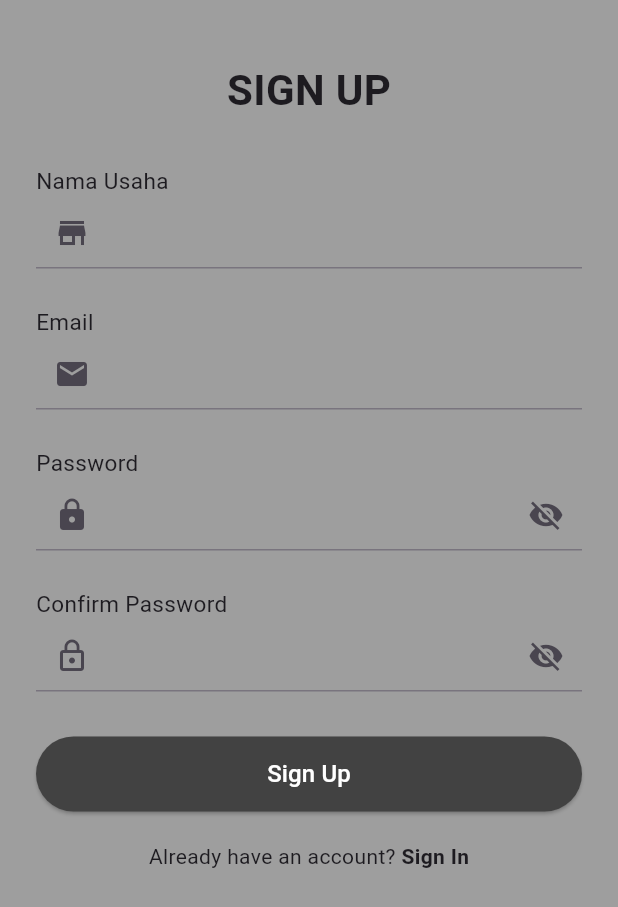
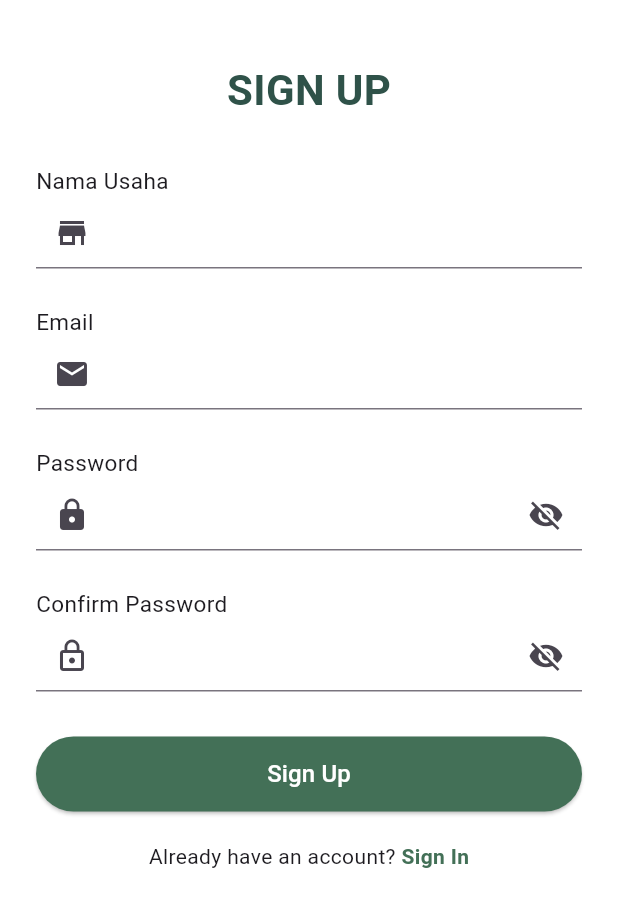
Before and after one commit to arun1ka4/Debt-Note_2, a Flutter app: the screen it shows after launch, after a tap on "Sign Up", on a phone screen of 412 x 824 dp. Shown: the top 907 px of the screen. Run offline on Flutter 3.47's test engine with Material 3 defaults, Android fonts, the phone set to English and light mode, and no system bars; our stand-ins replace flutter_dotenv, supabase_flutter; accounts and stored records are empty.

Commit message:
warna ui aplikasi dan hapus env

```diff
--- a/lib/pages/login_page.dart
+++ b/lib/pages/login_page.dart
@@ -31,7 +31,6 @@ class _LoginPageState extends State<LoginPage> {
   Future<void> login() async {
     setState(() => isLoading = true);
     try {
-      // Login dengan Supabase Auth
       final response = await supabase.auth.signInWithPassword(
         email: emailController.text.trim(),
         password: passwordController.text.trim(),
@@ -47,7 +46,6 @@ class _LoginPageState extends State<LoginPage> {
         return;
       }
 
-      // Ambil data nama_usaha dari tabel users berdasarkan auth_id
       final userData = await supabase
           .from('users')
           .select()
@@ -98,7 +96,7 @@ class _LoginPageState extends State<LoginPage> {
   @override
   Widget build(BuildContext context) {
     return Scaffold(
-      backgroundColor: Colors.grey,
+      backgroundColor: Colors.white,
       body: SafeArea(
         child: SingleChildScrollView(
           child: Padding(
@@ -115,6 +113,7 @@ class _LoginPageState extends State<LoginPage> {
                       style: TextStyle(
                         fontSize: 28,
                         fontWeight: FontWeight.bold,
+                        color: Color(0xFF2F5249),
                       ),
                     ),
                   ),
@@ -173,8 +172,11 @@ class _LoginPageState extends State<LoginPage> {
                     child: TextButton(
                       onPressed: () {},
                       child: const Text(
-                        "Forgot Password",
-                        style: TextStyle(fontSize: 12),
+                        "Forgot Password", //* belum ada fiturnya, untuk projek sendiri
+                        style: TextStyle(
+                          fontSize: 12,
+                          color: Color(0xFF437057),
+                        ),
                       ),
                     ),
                   ),
@@ -184,7 +186,7 @@ class _LoginPageState extends State<LoginPage> {
                     height: 50,
                     child: ElevatedButton(
                       style: ElevatedButton.styleFrom(
-                        backgroundColor: Colors.grey,
+                        backgroundColor: Color(0xFF437057),
                         shape: RoundedRectangleBorder(
                           borderRadius: BorderRadius.circular(30),
                         ),
@@ -201,7 +203,10 @@ class _LoginPageState extends State<LoginPage> {
                             )
                           : const Text(
                               "Sign In",
-                              style: TextStyle(fontSize: 16),
+                              style: TextStyle(
+                                fontSize: 16,
+                                color: Colors.white,
+                              ),
                             ),
                     ),
                   ),
@@ -222,7 +227,10 @@ class _LoginPageState extends State<LoginPage> {
                           },
                           child: const Text(
                             "Sign Up",
-                            style: TextStyle(fontWeight: FontWeight.bold),
+                            style: TextStyle(
+                              fontWeight: FontWeight.bold,
+                              color: Color(0xFF437057),
+                            ),
                           ),
                         ),
                       ],
--- a/lib/pages/register_page.dart
+++ b/lib/pages/register_page.dart
@@ -69,15 +69,15 @@ class _RegisterPageState extends State<RegisterPage> {
       );
     } on AuthException catch (e) {
       if (mounted) {
-        ScaffoldMessenger.of(context).showSnackBar(
-          SnackBar(content: Text("Gagal register: ${e.message}")),
-        );
+        ScaffoldMessenger.of(
+          context,
+        ).showSnackBar(SnackBar(content: Text("Gagal register: ${e.message}")));
       }
     } catch (e) {
       if (mounted) {
-        ScaffoldMessenger.of(context).showSnackBar(
-          SnackBar(content: Text("Terjadi kesalahan: $e")),
-        );
+        ScaffoldMessenger.of(
+          context,
+        ).showSnackBar(SnackBar(content: Text("Terjadi kesalahan: $e")));
       }
     } finally {
       if (mounted) setState(() => isLoading = false);
@@ -93,7 +93,7 @@ class _RegisterPageState extends State<RegisterPage> {
   @override
   Widget build(BuildContext context) {
     return Scaffold(
-      backgroundColor: Colors.grey,
+      backgroundColor: Colors.white,
       body: SafeArea(
         child: SingleChildScrollView(
           child: Padding(
@@ -110,6 +110,7 @@ class _RegisterPageState extends State<RegisterPage> {
                       style: TextStyle(
                         fontSize: 28,
                         fontWeight: FontWeight.bold,
+                        color: Color(0xFF2F5249),
                       ),
                     ),
                   ),
@@ -142,8 +143,9 @@ class _RegisterPageState extends State<RegisterPage> {
                       if (value == null || value.isEmpty) {
                         return "Email wajib diisi";
                       }
-                      if (!RegExp(r'^[\w-.]+@([\w-]+\.)+[\w-]{2,4}$')
-                          .hasMatch(value)) {
+                      if (!RegExp(
+                        r'^[\w-.]+@([\w-]+\.)+[\w-]{2,4}$',
+                      ).hasMatch(value)) {
                         return "Format email tidak valid";
                       }
                       return null;
@@ -158,11 +160,13 @@ class _RegisterPageState extends State<RegisterPage> {
                       prefixIcon: const Icon(Icons.lock),
                       border: const UnderlineInputBorder(),
                       suffixIcon: IconButton(
-                        icon: Icon(obscurePassword
-                            ? Icons.visibility_off
-                            : Icons.visibility),
-                        onPressed: () => setState(
-                            () => obscurePassword = !obscurePassword),
+                        icon: Icon(
+                          obscurePassword
+                              ? Icons.visibility_off
+                              : Icons.visibility,
+                        ),
+                        onPressed: () =>
+                            setState(() => obscurePassword = !obscurePassword),
                       ),
                     ),
                     validator: (value) {
@@ -176,8 +180,10 @@ class _RegisterPageState extends State<RegisterPage> {
                     },
                   ),
                   const SizedBox(height: 25),
-                  const Text("Confirm Password",
-                      style: TextStyle(fontSize: 15)),
+                  const Text(
+                    "Confirm Password",
+                    style: TextStyle(fontSize: 15),
+                  ),
                   TextFormField(
                     controller: confirmPasswordController,
                     obscureText: obscureConfirmPassword,
@@ -185,11 +191,15 @@ class _RegisterPageState extends State<RegisterPage> {
                       prefixIcon: const Icon(Icons.lock_outline),
                       border: const UnderlineInputBorder(),
                       suffixIcon: IconButton(
-                        icon: Icon(obscureConfirmPassword
-                            ? Icons.visibility_off
-                            : Icons.visibility),
-                        onPressed: () => setState(() =>
-                            obscureConfirmPassword = !obscureConfirmPassword),
+                        icon: Icon(
+                          obscureConfirmPassword
+                              ? Icons.visibility_off
+                              : Icons.visibility,
+                        ),
+                        onPressed: () => setState(
+                          () =>
+                              obscureConfirmPassword = !obscureConfirmPassword,
+                        ),
                       ),
                     ),
                     validator: (value) {
@@ -208,7 +218,7 @@ class _RegisterPageState extends State<RegisterPage> {
                     height: 50,
                     child: ElevatedButton(
                       style: ElevatedButton.styleFrom(
-                        backgroundColor: Colors.grey.shade800,
+                        backgroundColor: Color(0xFF437057),
                         shape: RoundedRectangleBorder(
                           borderRadius: BorderRadius.circular(30),
                         ),
@@ -226,7 +236,9 @@ class _RegisterPageState extends State<RegisterPage> {
                           : const Text(
                               "Sign Up",
                               style: TextStyle(
-                                  fontSize: 16, color: Colors.white),
+                                fontSize: 16,
+                                color: Colors.white,
+                              ),
                             ),
                     ),
                   ),
@@ -240,7 +252,10 @@ class _RegisterPageState extends State<RegisterPage> {
                           onTap: () => Navigator.pop(context),
                           child: const Text(
                             "Sign In",
-                            style: TextStyle(fontWeight: FontWeight.bold),
+                            style: TextStyle(
+                              fontWeight: FontWeight.bold,
+                              color: Color(0xFF437057),
+                            ),
                           ),
                         ),
                       ],
```
Also changed, not shown: 1 other file.
